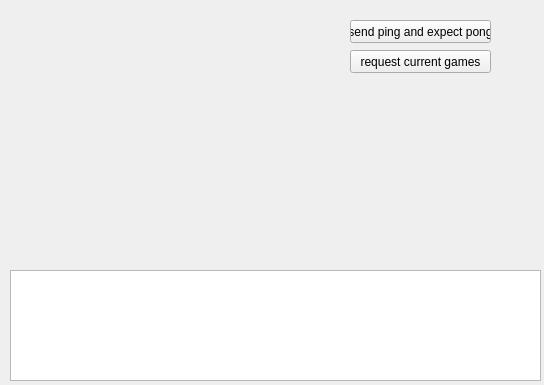
The window that cute-fantasy/TestCoreGUIForm.ui (protoblock/protoblock) describes before a commit, drawn with Qt 5.
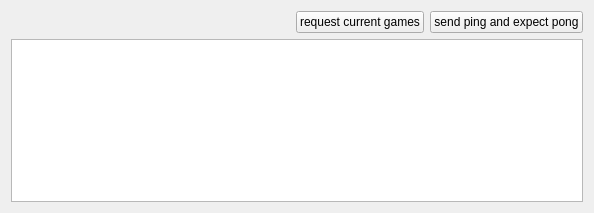
The same window after the commit.

What changed in the file:
```diff
--- a/cute-fantasy/TestCoreGUIForm.ui
+++ b/cute-fantasy/TestCoreGUIForm.ui
@@ -6,49 +6,45 @@
    <rect>
     <x>0</x>
     <y>0</y>
-    <width>544</width>
-    <height>385</height>
+    <width>594</width>
+    <height>213</height>
    </rect>
   </property>
   <property name="windowTitle">
    <string>Form</string>
   </property>
-  <widget class="QTextBrowser" name="textBrowser">
-   <property name="geometry">
-    <rect>
-     <x>10</x>
-     <y>270</y>
-     <width>531</width>
-     <height>111</height>
-    </rect>
-   </property>
-  </widget>
-  <widget class="QPushButton" name="pushButton">
-   <property name="geometry">
-    <rect>
-     <x>350</x>
-     <y>20</y>
-     <width>141</width>
-     <height>23</height>
-    </rect>
-   </property>
-   <property name="text">
-    <string>send ping and expect pong</string>
-   </property>
-  </widget>
-  <widget class="QPushButton" name="pushButton_2">
-   <property name="geometry">
-    <rect>
-     <x>350</x>
-     <y>50</y>
-     <width>141</width>
-     <height>23</height>
-    </rect>
-   </property>
-   <property name="text">
-    <string>request current games</string>
-   </property>
-  </widget>
+  <layout class="QGridLayout" name="gridLayout">
+   <item row="0" column="0">
+    <spacer name="horizontalSpacer">
+     <property name="orientation">
+      <enum>Qt::Horizontal</enum>
+     </property>
+     <property name="sizeHint" stdset="0">
+      <size>
+       <width>306</width>
+       <height>20</height>
+      </size>
+     </property>
+    </spacer>
+   </item>
+   <item row="0" column="1">
+    <widget class="QPushButton" name="pushButton_2">
+     <property name="text">
+      <string>request current games</string>
+     </property>
+    </widget>
+   </item>
+   <item row="0" column="2">
+    <widget class="QPushButton" name="pushButton">
+     <property name="text">
+      <string>send ping and expect pong</string>
+     </property>
+    </widget>
+   </item>
+   <item row="1" column="0" colspan="3">
+    <widget class="QTextBrowser" name="textBrowser"/>
+   </item>
+  </layout>
  </widget>
  <resources/>
  <connections/>
```
